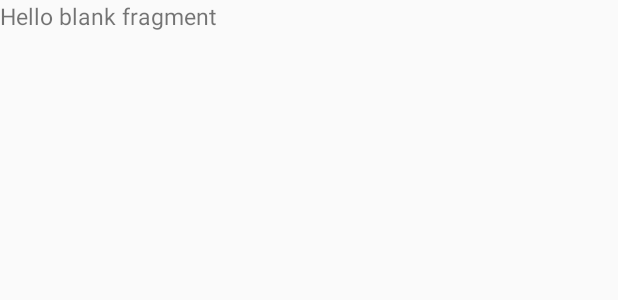
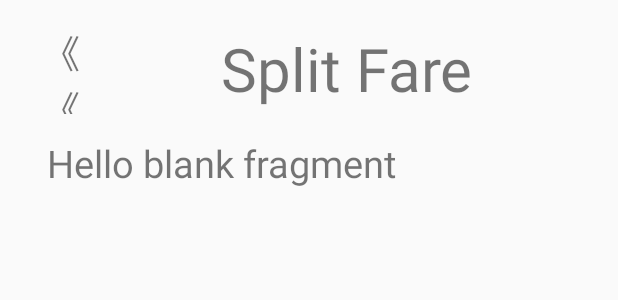
Before and after one commit to ading999/SplitFare, an Android app: the layout fragment_split_fare.xml on its own in the app's theme, with its tools: preview values and no code run, on a phone screen of 412 x 824 dp. Shown: the top 300 px of the screen. Run offline under Robolectric (Android 15) with nearby library versions, the phone set to English and light mode, and no system bars.

Commit message:
also now working

```diff
--- a/app/src/main/java/cn/youthocracy/splitfare/PersonAdapter.java
+++ b/app/src/main/java/cn/youthocracy/splitfare/PersonAdapter.java
@@ -50,8 +50,8 @@ public class PersonAdapter extends ArrayAdapter<Person> {
         TextView name = (TextView) CommentView.findViewById(R.id.personitem_name);
         TextView personRemove = (TextView) CommentView.findViewById(R.id.person_item_remove);
         //Assign the appropriate data from our alert object above
-        //id.setText(String.valueOf(position+1));
-        id.setText(String.valueOf(al.getPersonID()));
+       id.setText(String.valueOf(position+1));
+       // id.setText(String.valueOf(al.getPersonID()));
 
         name.setText(String.valueOf(al.getPersonName()));
         final Bundle arg = new Bundle();
@@ -66,7 +66,7 @@ public class PersonAdapter extends ArrayAdapter<Person> {
                     }catch(SQLException e){
                         Log.d("PersonAdapter SQL Exception", e.toString());
                     }
-                    BData.removePerson(al.getPersonID());
+                    BData.removePerson(al.getPersonID(),al.getCollectionID());
                     FragmentActivity activity = (FragmentActivity) getContext();
                     EditPersonsFragment editFrag = new EditPersonsFragment();
                     editFrag.setArguments(arg);
--- a/app/src/main/res/layout/collection_addbill.xml
+++ b/app/src/main/res/layout/collection_addbill.xml
@@ -35,6 +35,7 @@
     <LinearLayout
     android:layout_width="match_parent"
     android:layout_height="wrap_content"
+        android:layout_weight="1"
         android:orientation="vertical">
     <EditText
         android:layout_width="match_parent"
@@ -85,7 +86,9 @@
             android:text="Paid by"
             android:textSize="15dp"/>
 </LinearLayout>
+
     </LinearLayout>
+
     </ScrollView>
     <TextView
         android:layout_width="match_parent"
--- a/app/src/main/res/layout/fragment_split_fare.xml
+++ b/app/src/main/res/layout/fragment_split_fare.xml
@@ -3,10 +3,42 @@
     android:layout_height="match_parent" tools:context="cn.youthocracy.splitfare.SplitFareFragment">
 
     <!-- TODO: Update blank fragment layout -->
+    <LinearLayout
+        android:layout_width="match_parent"
+        android:layout_height="match_parent"
+        android:paddingLeft="@dimen/activity_horizontal_margin"
+        android:paddingRight="@dimen/activity_horizontal_margin"
+        android:paddingTop="@dimen/activity_vertical_margin"
+        android:paddingBottom="@dimen/activity_vertical_margin"
+        android:orientation="vertical">
+    <LinearLayout
+        android:layout_width="match_parent"
+        android:layout_height="60dp"
+        android:gravity="center"
+        android:orientation="horizontal">
+        <TextView
+            android:layout_width="50dp"
+            android:layout_height="match_parent"
+            android:gravity="center"
+            android:textSize="25dp"
+            android:text="《《"
+            android:id="@+id/backfare"/>
+        <TextView
+            android:layout_width="match_parent"
+            android:layout_height="match_parent"
+            android:gravity="center"
+            android:text="Split Fare"
+            android:textSize="40dp"/>    </LinearLayout>
+
     <TextView android:layout_width="match_parent" android:layout_height="match_parent"
         android:text="@string/hello_blank_fragment"
-        android:textSize= "15dp"
+        android:textSize= "25dp"
+        android:layout_gravity="center"
+        android:layout_margin="15dp"
+        android:layout_weight="0"
         android:id = "@+id/splitfareview"
         />
+    </LinearLayout>
+
 
 </FrameLayout>
```
Also changed, not shown: app/src/main/java/cn/youthocracy/splitfare/AddbillFragment.java (+50 -4 lines), app/src/main/java/cn/youthocracy/splitfare/BillAdapter.java (+12 -10 lines), app/src/main/java/cn/youthocracy/splitfare/BillDataSource.java (+19 -3 lines), app/src/main/java/cn/youthocracy/splitfare/SplitFare.java (+11 -3 lines), app/src/main/java/cn/youthocracy/splitfare/SplitFareFragment.java (+11 -0 lines).
